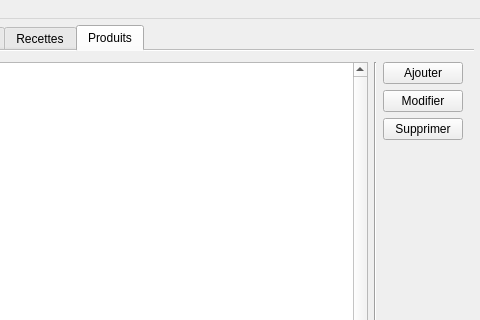
Before: the Qt Designer form CourseHelper/mainwindow.ui in GQMP/course-helper, drawn with Qt 5; both pictures show x 120 to 600 and y 0 to 320 of the 600 by 450 pixel window.
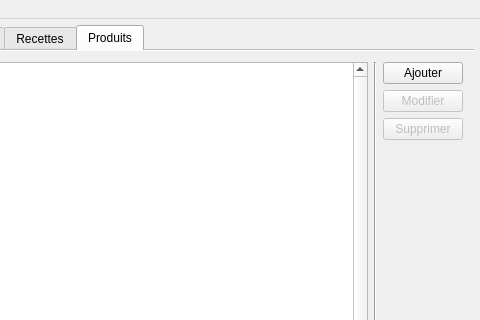
After: the same form once the commit is applied.

```diff
--- a/CourseHelper/mainwindow.ui
+++ b/CourseHelper/mainwindow.ui
@@ -365,6 +365,9 @@
           </item>
           <item>
            <widget class="QPushButton" name="productModifyButton">
+            <property name="enabled">
+             <bool>false</bool>
+            </property>
             <property name="text">
              <string>Modifier</string>
             </property>
@@ -372,6 +375,9 @@
           </item>
           <item>
            <widget class="QPushButton" name="productDeleteButton">
+            <property name="enabled">
+             <bool>false</bool>
+            </property>
             <property name="text">
              <string>Supprimer</string>
             </property>
```
